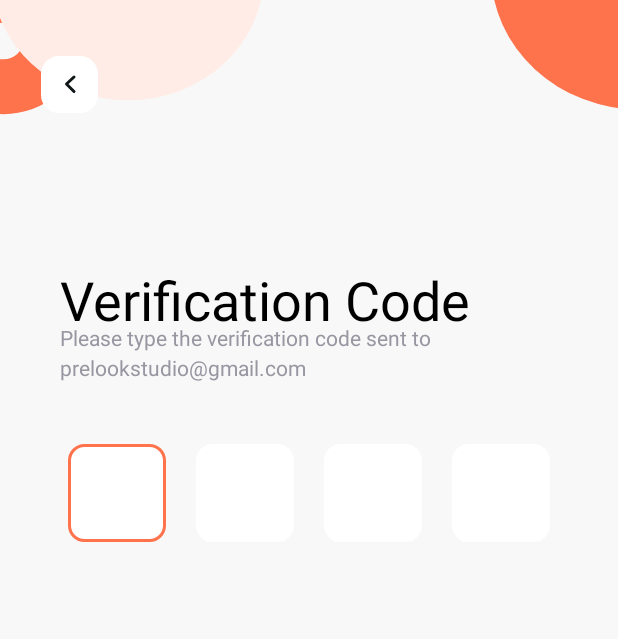
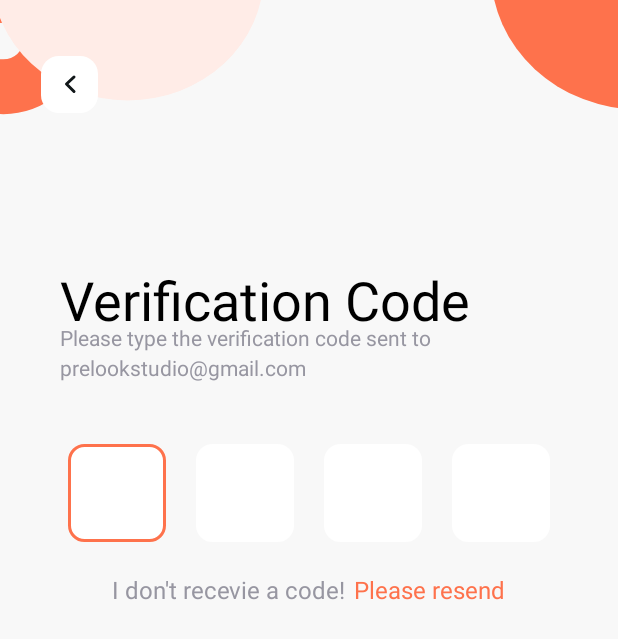
Before and after one commit to moonchen-chen/exer-android-ch2k2, an Android app: the verifycode screen opened directly, with no data from a screen before it, on a phone screen of 412 x 824 dp. Shown: the top 639 px of the screen. Run offline under Robolectric (Android 15) with nearby library versions, the phone set to English and light mode, and no system bars; Roboto replaces fonts that are not available here.

Commit message:
Update activity_verifycode.xml

```diff
--- a/login/app/src/main/res/layout/activity_verifycode.xml
+++ b/login/app/src/main/res/layout/activity_verifycode.xml
@@ -117,6 +117,31 @@
             </com.google.android.material.textfield.TextInputLayout>
         </LinearLayout>
 
+        <LinearLayout
+            android:layout_marginTop="15dp"
+            android:layout_width="match_parent"
+            android:orientation="horizontal"
+            android:gravity="center"
+            android:layout_height="30dp">
+            <TextView
+                android:layout_width="wrap_content"
+                android:layout_height="wrap_content"
+                android:textSize="16dp"
+                android:textColor="@color/gray"
+                android:text="I don't recevie a code!"/>
+            <Button
+                android:layout_width="wrap_content"
+                android:layout_height="wrap_content"
+                android:background="#00000000"
+                android:fontFamily="sans-serif"
+                android:text="Please resend"
+                android:textSize="16dp"
+                android:layout_marginLeft="5dp"
+                android:textAllCaps="false"
+                android:textColor="#FE724C" />
+
+        </LinearLayout>
+
     </LinearLayout>
 
 </androidx.constraintlayout.widget.ConstraintLayout>
```
